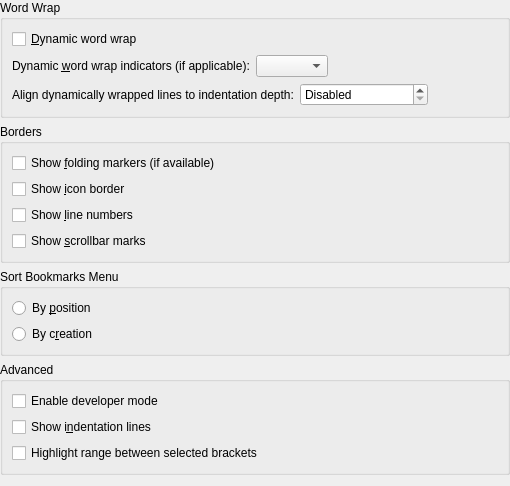
This is part/dialogs/appearanceconfigwidget.ui in KDE/kate as Qt 5 draws it before an edit. The edited form follows.
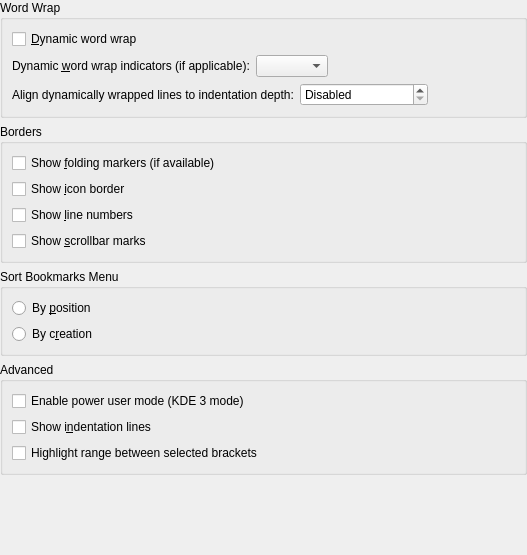
This is the edited form.

Commit message: Enable developer mode -> Enable power user mode (KDE 3 mode) + Tooltip

The edit to the form file:
```diff
--- a/part/dialogs/appearanceconfigwidget.ui
+++ b/part/dialogs/appearanceconfigwidget.ui
@@ -5,8 +5,8 @@
    <rect>
     <x>0</x>
     <y>0</y>
-    <width>510</width>
-    <height>486</height>
+    <width>527</width>
+    <height>555</height>
    </rect>
   </property>
   <layout class="QVBoxLayout" >
@@ -229,7 +229,7 @@
       <item>
        <widget class="QCheckBox" name="chkDeveloperMode" >
         <property name="text" >
-         <string>Enable developer mode</string>
+         <string>Enable power user mode (KDE 3 mode)</string>
         </property>
        </widget>
       </item>
```
Left out of the diff: 3 changed lines with no effect on the pictures.
